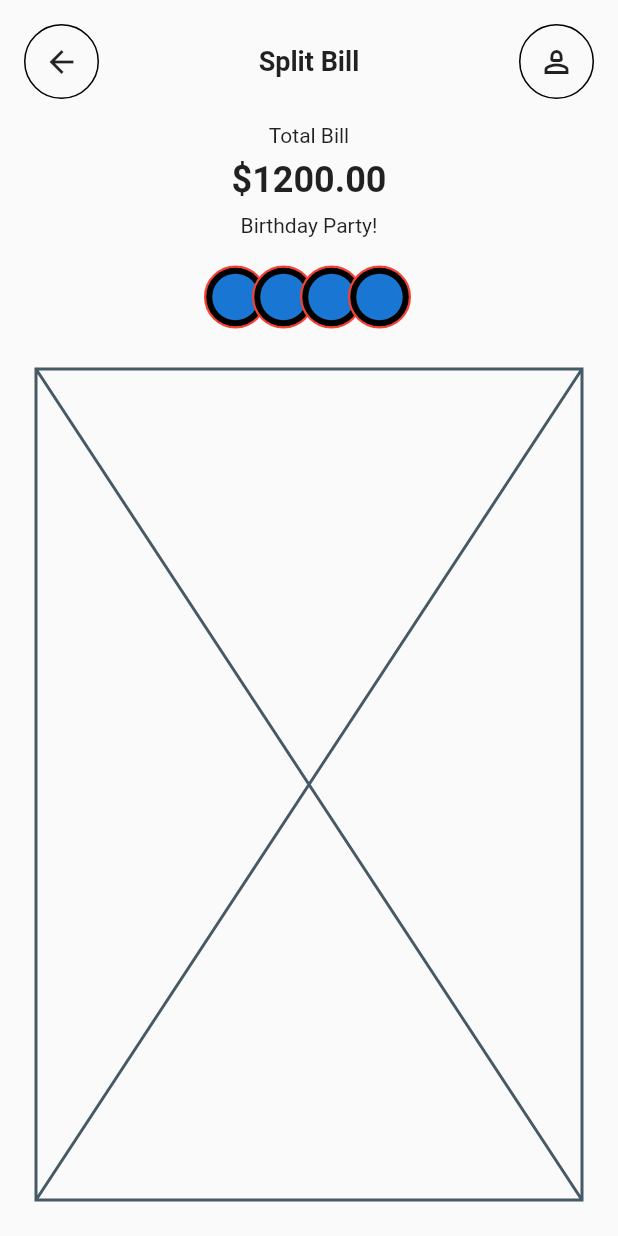
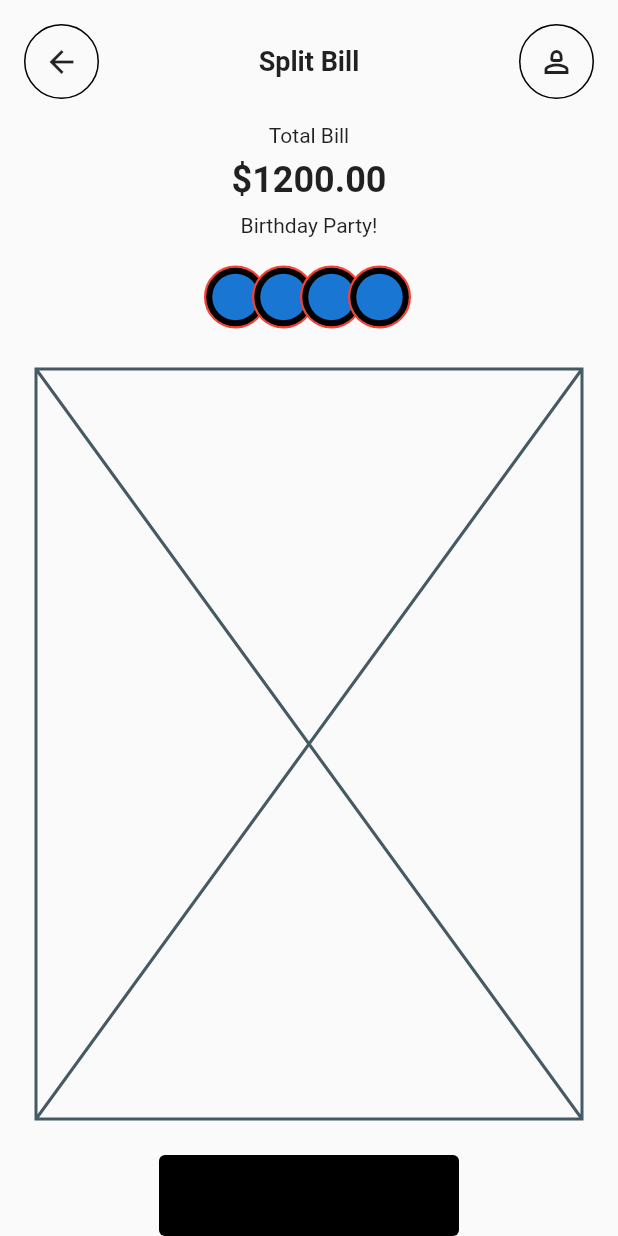
Before and after one commit to JAICHANGPARK/flutter_notebook_chapter_31, a Flutter app: the SplitBillPage screen opened directly, on a phone screen of 412 x 824 dp. Run offline on Flutter 3.47's test engine with Material 2 defaults, Android fonts, the phone set to English and light mode, and no system bars; our stand-ins replace percent_indicator.

Commit message:
Update split_bill_page.dart

```diff
--- a/lib/ep1591_split_bill_app/view/split_bill_page.dart
+++ b/lib/ep1591_split_bill_app/view/split_bill_page.dart
@@ -149,11 +149,20 @@ class _SplitBillPageState extends State<SplitBillPage> {
                 ),
               ),
             ),
-            Expanded(child: Padding(
+            Expanded(
+                child: Padding(
               padding: const EdgeInsets.all(24.0),
               child: Placeholder(),
             )),
+            Container(
+              height: 54,
+              width: 200,
+              decoration: BoxDecoration(
+                color: Colors.black,
+                borderRadius: BorderRadius.circular(4)
+              ),
 
+            )
           ],
         ),
       ),
```
